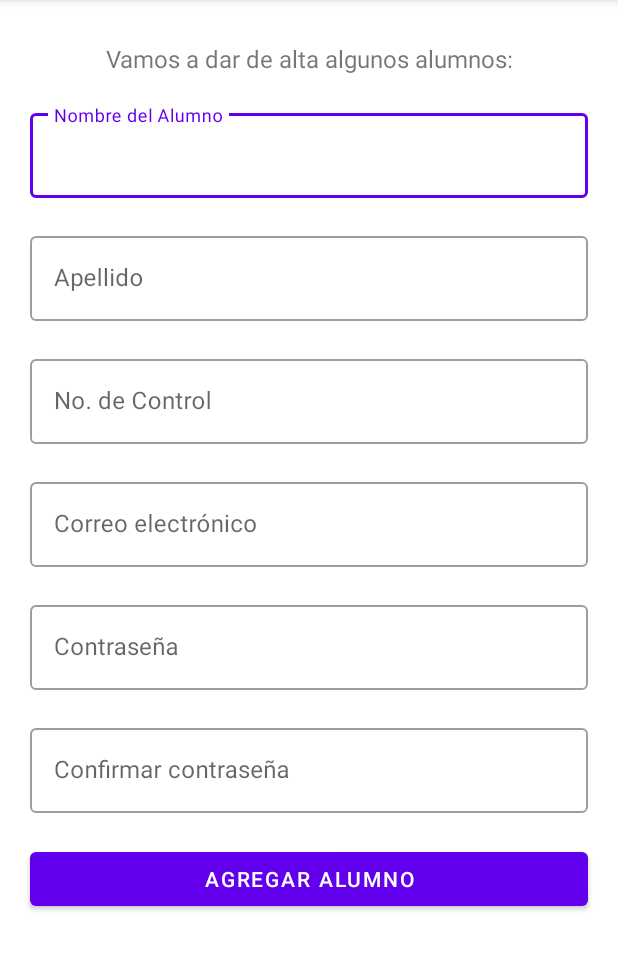
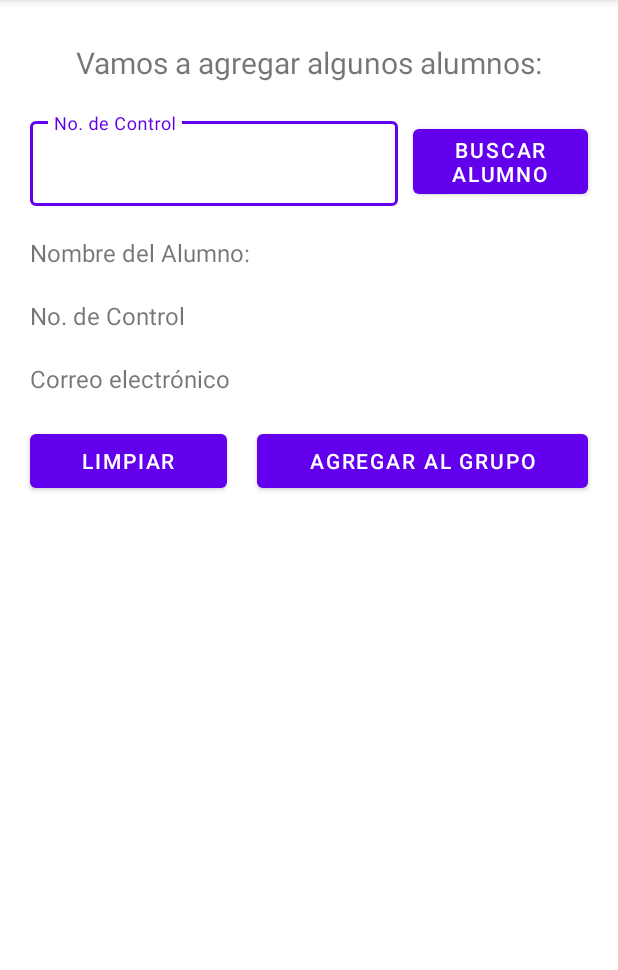
Before and after one commit to UEHG260899/ClinicalReports, an Android app: the fragment AgregarAFragment shown on its own in the app's theme, on a phone screen of 412 x 824 dp, the part 84-1054 px from its top. Run offline under Robolectric (Android 15) with nearby library versions, the phone set to English and light mode, and no system bars.

Commit message:
Se cambio el layout del fragmento Agregar Alumno

```diff
--- a/app/src/main/java/com/example/clinicalreports/MainActivity.java
+++ b/app/src/main/java/com/example/clinicalreports/MainActivity.java
@@ -131,9 +131,10 @@ public class MainActivity extends AppCompatActivity {
                             }else{
                                 try {
                                     throw task.getException();
+
                                 }catch(FirebaseAuthInvalidUserException ex){
                                     etCorreo.requestFocus();
-                                    etCorreo.setError("El usuario no esta regitrado");
+                                    etCorreo.setError("El usuario no esta registrado");
                                 }catch (FirebaseAuthInvalidCredentialsException ex){
                                     //Cuando la contraseña no coincide o el usuario no tiene contraseña
                                     etPass.requestFocus();
--- a/app/src/main/java/com/example/clinicalreports/mdbf/Alumno.java
+++ b/app/src/main/java/com/example/clinicalreports/mdbf/Alumno.java
@@ -8,6 +8,7 @@ public class Alumno {
     private String reportes;
     private String correo;
     private String password;
+    private String profesor;
 
     public Alumno(){
 
@@ -60,4 +61,12 @@ public class Alumno {
     public void setPassword(String password) {
         this.password = password;
     }
+
+    public String getProfesor() {
+        return profesor;
+    }
+
+    public void setProfesor(String profesor) {
+        this.profesor = profesor;
+    }
 }
--- a/app/src/main/java/com/example/clinicalreports/ui/crearAlumno/CrearAFragment.java
+++ b/app/src/main/java/com/example/clinicalreports/ui/agregarAlumno/AgregarAFragment.java
@@ -1,4 +1,4 @@
-package com.example.clinicalreports.ui.crearAlumno;
+package com.example.clinicalreports.ui.agregarAlumno;
 
 import android.os.Bundle;
 import android.view.LayoutInflater;
@@ -14,17 +14,17 @@ import androidx.lifecycle.ViewModelProvider;
 
 import com.example.clinicalreports.R;
 
-public class CrearAFragment extends Fragment {
+public class AgregarAFragment extends Fragment {
 
-    private CrearAViewModel crearAViewModel;
+    private AgregarAViewModel agregarAViewModel;
 
     public View onCreateView(@NonNull LayoutInflater inflater,
                              ViewGroup container, Bundle savedInstanceState) {
-        crearAViewModel =
-                new ViewModelProvider(this).get(CrearAViewModel.class);
-        View root = inflater.inflate(R.layout.fragment_crear_alumno, container, false);
+        agregarAViewModel =
+                new ViewModelProvider(this).get(AgregarAViewModel.class);
+        View root = inflater.inflate(R.layout.fragment_agregar_alumno, container, false);
         final TextView textView = root.findViewById(R.id.text_gallery);
-        crearAViewModel.getText().observe(getViewLifecycleOwner(), new Observer<String>() {
+        agregarAViewModel.getText().observe(getViewLifecycleOwner(), new Observer<String>() {
             @Override
             public void onChanged(@Nullable String s) {
                 textView.setText(s);
--- a/app/src/main/java/com/example/clinicalreports/ui/crearAlumno/CrearAViewModel.java
+++ b/app/src/main/java/com/example/clinicalreports/ui/agregarAlumno/AgregarAViewModel.java
@@ -1,16 +1,16 @@
-package com.example.clinicalreports.ui.crearAlumno;
+package com.example.clinicalreports.ui.agregarAlumno;
 
 import androidx.lifecycle.LiveData;
 import androidx.lifecycle.MutableLiveData;
 import androidx.lifecycle.ViewModel;
 
-public class CrearAViewModel extends ViewModel {
+public class AgregarAViewModel extends ViewModel {
 
     private MutableLiveData<String> mText;
 
-    public CrearAViewModel() {
+    public AgregarAViewModel() {
         mText = new MutableLiveData<>();
-        mText.setValue("This is crearAlumno fragment");
+        mText.setValue("This is agregarAlumno fragment");
     }
 
     public LiveData<String> getText() {
--- /dev/null
+++ b/app/src/main/res/layout/fragment_agregar_alumno.xml
@@ -0,0 +1,126 @@
+<?xml version="1.0" encoding="utf-8"?>
+<ScrollView xmlns:android="http://schemas.android.com/apk/res/android"
+    xmlns:app="http://schemas.android.com/apk/res-auto"
+    xmlns:tools="http://schemas.android.com/tools"
+    android:layout_width="match_parent"
+    android:layout_height="match_parent"
+    tools:context=".ui.agregarAlumno.AgregarAFragment">
+
+
+    <LinearLayout
+        android:layout_width="match_parent"
+        android:layout_height="wrap_content"
+        android:layout_margin="10dp"
+        android:orientation="vertical">
+
+
+        <TextView
+            android:id="@+id/text_gallery"
+            android:layout_width="match_parent"
+            android:layout_height="0dp"
+            android:layout_marginStart="8dp"
+            android:layout_marginTop="8dp"
+            android:layout_marginEnd="8dp"
+            android:textAlignment="center"
+            android:textSize="20sp"
+            app:layout_constraintBottom_toBottomOf="parent"
+            app:layout_constraintEnd_toEndOf="parent"
+            app:layout_constraintStart_toStartOf="parent"
+            app:layout_constraintTop_toTopOf="parent" />
+
+        <TextView
+            android:id="@+id/textView3"
+            android:layout_width="match_parent"
+            android:layout_height="wrap_content"
+            android:layout_margin="10dp"
+            android:gravity="center"
+            android:text="@string/titulo_crearAl"
+            android:textSize="20sp" />
+
+        <LinearLayout
+            android:layout_width="match_parent"
+            android:layout_height="match_parent"
+            android:orientation="horizontal">
+
+
+            <com.google.android.material.textfield.TextInputLayout
+                style="@style/Widget.MaterialComponents.TextInputLayout.OutlinedBox"
+                android:layout_width="245dp"
+                android:layout_height="wrap_content"
+                android:layout_margin="10dp"
+                android:hint="@string/noCtrl">
+
+                <com.google.android.material.textfield.TextInputEditText
+                    android:id="@+id/etIDEl"
+                    android:layout_width="match_parent"
+                    android:layout_height="wrap_content"
+                    android:inputType="numberDecimal" />
+
+            </com.google.android.material.textfield.TextInputLayout>
+
+            <Button
+                android:id="@+id/btnBuscaAg"
+                android:layout_width="wrap_content"
+                android:layout_height="wrap_content"
+                android:layout_marginTop="0dp"
+                android:layout_marginEnd="10dp"
+                android:layout_marginRight="10dp"
+                android:layout_weight="1"
+                android:text="@string/busca_alu" />
+        </LinearLayout>
+
+        <TextView
+            android:id="@+id/tvnomAluAg"
+            android:layout_width="match_parent"
+            android:layout_height="wrap_content"
+            android:layout_margin="10dp"
+            android:text="@string/nom_alu"
+            android:textSize="16sp" />
+
+        <TextView
+            android:id="@+id/tvNoctrlAg"
+            android:layout_width="match_parent"
+            android:layout_height="wrap_content"
+            android:layout_margin="10dp"
+            android:text="@string/noCtrl"
+            android:textSize="16sp" />
+
+        <TextView
+            android:id="@+id/tvCorreoAg"
+            android:layout_width="match_parent"
+            android:layout_height="wrap_content"
+            android:layout_margin="10dp"
+            android:text="@string/correo"
+            android:textSize="16sp" />
+
+        <LinearLayout
+            android:layout_width="match_parent"
+            android:layout_height="match_parent"
+            android:orientation="horizontal">
+
+            <Button
+                android:id="@+id/btnLimpiarAg"
+                android:layout_width="wrap_content"
+                android:layout_height="wrap_content"
+                android:layout_margin="10dp"
+                android:layout_weight="1"
+                android:text="@string/limpia_alu" />
+
+            <Button
+                android:id="@+id/btnAgregar"
+                android:layout_width="wrap_content"
+                android:layout_height="wrap_content"
+                android:layout_margin="10dp"
+                android:layout_weight="1"
+                android:text="@string/agregar" />
+
+        </LinearLayout>
+
+        <androidx.recyclerview.widget.RecyclerView
+            android:id="@+id/rvGrupo"
+            android:layout_width="match_parent"
+            android:layout_height="match_parent"
+            android:layout_margin="10dp" />
+
+    </LinearLayout>
+</ScrollView>
--- a/app/src/main/res/layout/fragment_crear_alumno.xml
+++ /dev/null
@@ -1,137 +0,0 @@
-<?xml version="1.0" encoding="utf-8"?>
-<ScrollView xmlns:android="http://schemas.android.com/apk/res/android"
-    xmlns:app="http://schemas.android.com/apk/res-auto"
-    xmlns:tools="http://schemas.android.com/tools"
-    android:layout_width="match_parent"
-    android:layout_height="match_parent"
-    tools:context=".ui.crearAlumno.CrearAFragment">
-
-
-    <LinearLayout
-        android:layout_width="match_parent"
-        android:layout_height="wrap_content"
-        android:layout_margin="10dp"
-        android:orientation="vertical">
-
-
-        <TextView
-            android:id="@+id/text_gallery"
-            android:layout_width="match_parent"
-            android:layout_height="0dp"
-            android:layout_marginStart="8dp"
-            android:layout_marginTop="8dp"
-            android:layout_marginEnd="8dp"
-            android:textAlignment="center"
-            android:textSize="20sp"
-            app:layout_constraintBottom_toBottomOf="parent"
-            app:layout_constraintEnd_toEndOf="parent"
-            app:layout_constraintStart_toStartOf="parent"
-            app:layout_constraintTop_toTopOf="parent" />
-
-        <TextView
-            android:id="@+id/textView3"
-            android:layout_width="match_parent"
-            android:layout_height="wrap_content"
-            android:layout_margin="10dp"
-            android:gravity="center"
-            android:text="@string/titulo_crearAl"
-            android:textSize="16sp" />
-
-        <com.google.android.material.textfield.TextInputLayout
-            style="@style/Widget.MaterialComponents.TextInputLayout.OutlinedBox"
-            android:layout_width="match_parent"
-            android:layout_height="wrap_content"
-            android:layout_margin="10dp"
-            android:hint="@string/nom_alu">
-
-            <com.google.android.material.textfield.TextInputEditText
-                android:id="@+id/etNombre"
-                android:layout_width="match_parent"
-                android:layout_height="wrap_content"
-                android:inputType="text" />
-
-        </com.google.android.material.textfield.TextInputLayout>
-
-        <com.google.android.material.textfield.TextInputLayout
-            style="@style/Widget.MaterialComponents.TextInputLayout.OutlinedBox"
-            android:layout_width="match_parent"
-            android:layout_height="wrap_content"
-            android:layout_margin="10dp"
-            android:hint="@string/apellido">
-
-            <com.google.android.material.textfield.TextInputEditText
-                android:id="@+id/etApellido"
-                android:layout_width="match_parent"
-                android:layout_height="wrap_content"
-                android:inputType="text" />
-
-        </com.google.android.material.textfield.TextInputLayout>
-
-        <com.google.android.material.textfield.TextInputLayout
-            style="@style/Widget.MaterialComponents.TextInputLayout.OutlinedBox"
-            android:layout_width="match_parent"
-            android:layout_height="wrap_content"
-            android:layout_margin="10dp"
-            android:hint="@string/noCtrl">
-
-            <com.google.android.material.textfield.TextInputEditText
-                android:id="@+id/etNoctrl"
-                android:layout_width="match_parent"
-                android:layout_height="wrap_content"
-                android:inputType="number" />
-
-        </com.google.android.material.textfield.TextInputLayout>
-
-        <com.google.android.material.textfield.TextInputLayout
-            style="@style/Widget.MaterialComponents.TextInputLayout.OutlinedBox"
-            android:layout_width="match_parent"
-            android:layout_height="wrap_content"
-            android:layout_margin="10dp"
-            android:hint="@string/correo">
-
-            <com.google.android.material.textfield.TextInputEditText
-                android:id="@+id/etEmailAl"
-                android:layout_width="match_parent"
-                android:layout_height="wrap_content"
-                android:inputType="textEmailAddress" />
-
-        </com.google.android.material.textfield.TextInputLayout>
-
-        <com.google.android.material.textfield.TextInputLayout
-            style="@style/Widget.MaterialComponents.TextInputLayout.OutlinedBox"
-            android:layout_width="match_parent"
-            android:layout_height="wrap_content"
-            android:layout_margin="10dp"
-            android:hint="@string/contrasenia">
-
-            <com.google.android.material.textfield.TextInputEditText
-                android:id="@+id/etContAl"
-                android:layout_width="match_parent"
-                android:layout_height="wrap_content"
-                android:inputType="textPassword" />
-
-        </com.google.android.material.textfield.TextInputLayout>
-
-        <com.google.android.material.textfield.TextInputLayout
-            style="@style/Widget.MaterialComponents.TextInputLayout.OutlinedBox"
-            android:layout_width="match_parent"
-            android:layout_height="wrap_content"
-            android:layout_margin="10dp"
-            android:hint="@string/conf_cont">
-
-            <com.google.android.material.textfield.TextInputEditText
-                android:id="@+id/etContConfAl"
-                android:layout_width="match_parent"
-                android:layout_height="wrap_content"
-                android:inputType="textPassword" />
-
-        </com.google.android.material.textfield.TextInputLayout>
-
-        <Button
-            android:id="@+id/btnAgregarAlu"
-            android:layout_width="match_parent"
-            android:layout_height="wrap_content"
-            android:layout_margin="10dp"
-            android:text="@string/agregar_alu" />
-    </LinearLayout>
-</ScrollView>
--- a/app/src/main/res/navigation/mobile_navigation.xml
+++ b/app/src/main/res/navigation/mobile_navigation.xml
@@ -13,9 +13,9 @@
 
     <fragment
         android:id="@+id/nav_crear_alumno"
-        android:name="com.example.clinicalreports.ui.crearAlumno.CrearAFragment"
+        android:name="com.example.clinicalreports.ui.agregarAlumno.AgregarAFragment"
         android:label="@string/menu_gallery"
-        tools:layout="@layout/fragment_crear_alumno" />
+        tools:layout="@layout/fragment_agregar_alumno" />
 
     <fragment
         android:id="@+id/nav_eliminar_alumno"
--- a/app/src/main/res/values/strings.xml
+++ b/app/src/main/res/values/strings.xml
@@ -34,16 +34,16 @@
     <!--Home-->
     <string name="titulo_home">¡Bienvenido a Clinical Reports!</string>
     <string name="desc_home">Para comenzar, haga click en el menú de la izquierda</string>
-    <!--Crear alumno-->
-    <string name="titulo_crearAl">Vamos a dar de alta algunos alumnos:</string>
-    <string name="nom_alu">Nombre del Alumno</string>
-    <string name="apellido">Apellido</string>
-    <string name="noCtrl">No. de Control</string>
-    <string name="agregar_alu">Agregar Alumno</string>
+    <!--Agregar alumno-->
+    <string name="titulo_crearAl">Vamos a agregar algunos alumnos:</string>
+    <string name="agregar">Agregar al Grupo</string>
     <!--Eliminar alumno-->
     <string name="titulo_eliminarAl">Ahora viene lo triste... Eliminemos a un alumno</string>
     <string name="busca_alu">Buscar Alumno</string>
     <string name="eliminar_alu">Eliminar Alumno</string>
+    <string name="nom_alu">Nombre del Alumno:</string>
+    <string name="apellido">Apellido</string>
+    <string name="noCtrl">No. de Control</string>
     <!--Listar reportes-->
     <string name="titulo_busq_prof">Ingrese el número de control de un alumno para desplegar los reportes que ha enviado</string>
 
```
